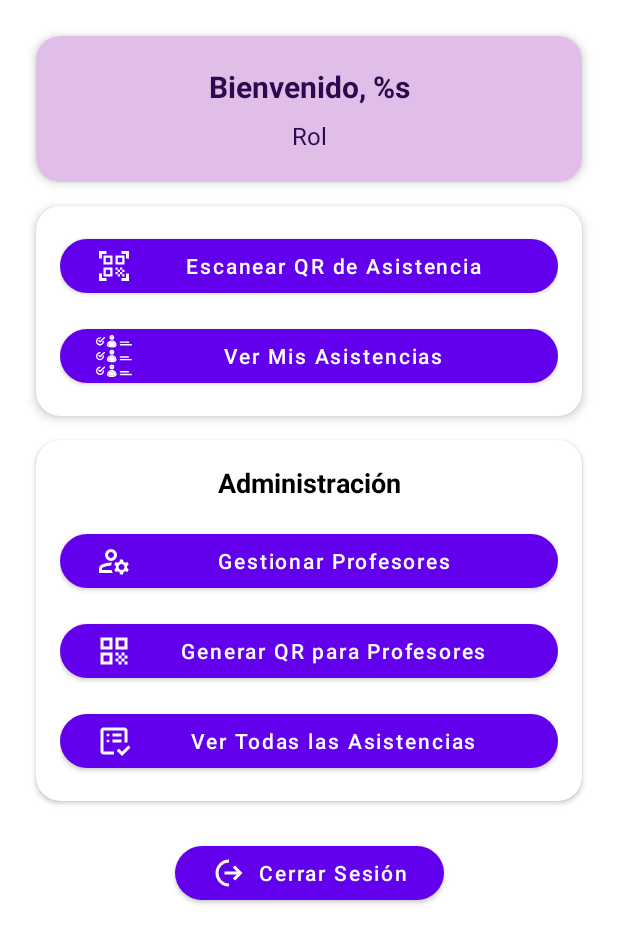
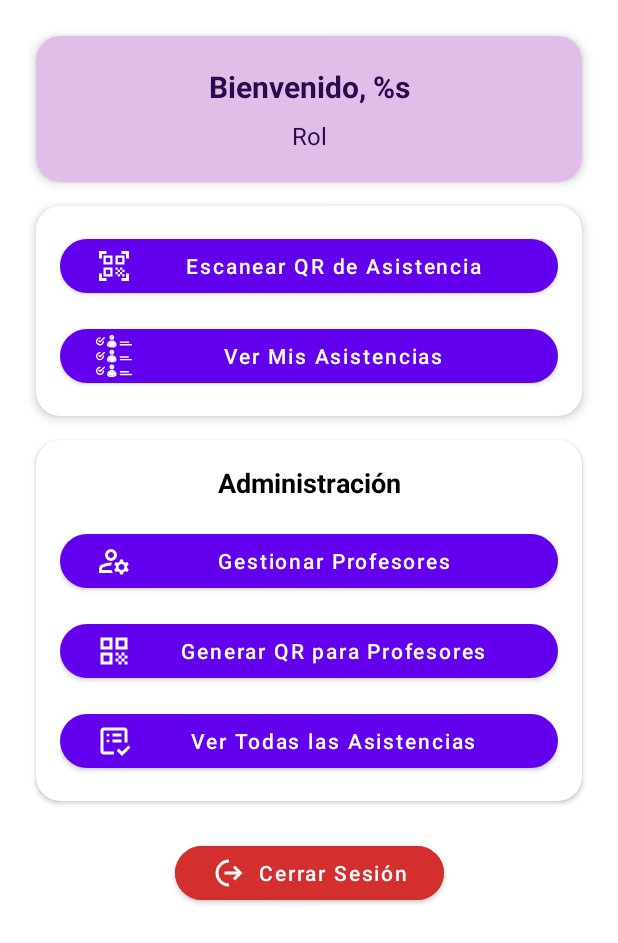
Before and after one commit to Oscardm22/AsistenciaQR, an Android app: the layout activity_main.xml on its own in the app's theme, with its tools: preview values and no code run, on a phone screen of 412 x 824 dp. Shown: the top 943 px of the screen. Run offline under Robolectric (Android 15) with nearby library versions, the phone set to English and light mode, and no system bars.

Commit message:
color cerrar sesión

```diff
--- a/app/src/main/res/layout/activity_main.xml
+++ b/app/src/main/res/layout/activity_main.xml
@@ -170,6 +170,7 @@
             app:icon="@drawable/ic_logout"
             app:iconGravity="start"
             app:iconPadding="8dp"
+            android:backgroundTint="@color/red_600"
             app:layout_constraintEnd_toEndOf="parent"
             app:layout_constraintStart_toStartOf="parent"
             app:layout_constraintTop_toBottomOf="@id/cardAdminSection" />
```
